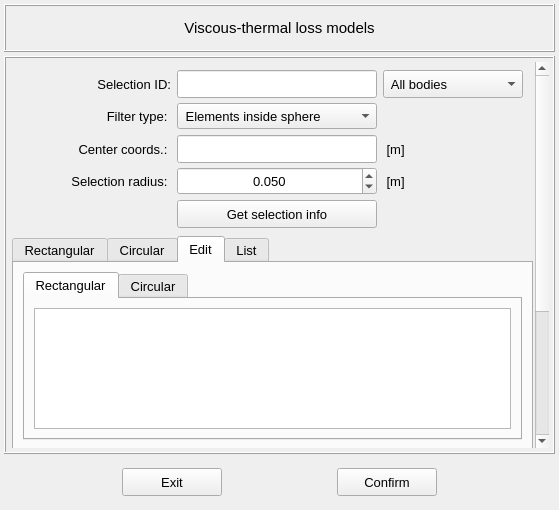
MOPT-UFSC/VIBRA, file vibra/interface/data/ui_files/model/setup/acoustic/viscous_thermal_model_inputs.ui: the form before one commit.
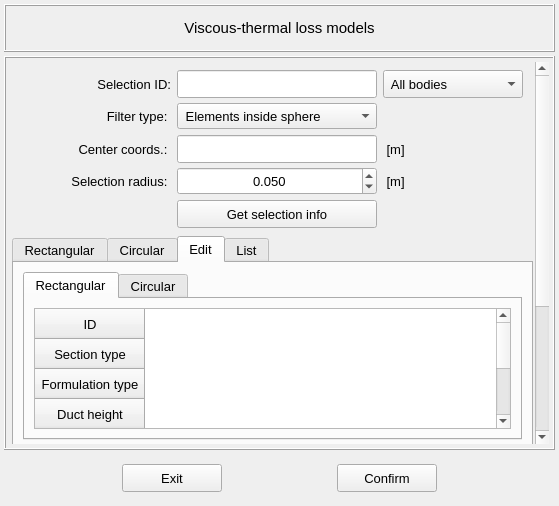
The form after the commit. The open tabs and pages were chosen to show the change.

Commit message: Add RectangularDuctData and CircularDuctData classes

Patch:
```diff
--- a/vibra/interface/data/ui_files/model/setup/acoustic/viscous_thermal_model_inputs.ui
+++ b/vibra/interface/data/ui_files/model/setup/acoustic/viscous_thermal_model_inputs.ui
@@ -7,7 +7,7 @@
     <x>0</x>
     <y>0</y>
     <width>559</width>
-    <height>510</height>
+    <height>506</height>
    </rect>
   </property>
   <property name="windowTitle">
@@ -105,8 +105,8 @@
           <rect>
            <x>0</x>
            <y>0</y>
-           <width>525</width>
-           <height>588</height>
+           <width>522</width>
+           <height>586</height>
           </rect>
          </property>
          <layout class="QGridLayout" name="gridLayout_5">
@@ -1958,7 +1958,59 @@
                  </attribute>
                  <layout class="QGridLayout" name="gridLayout_11">
                   <item row="0" column="0">
-                   <widget class="QTableWidget" name="tableWidget_rectangular"/>
+                   <widget class="QTableWidget" name="tableWidget_rectangular">
+                    <attribute name="horizontalHeaderVisible">
+                     <bool>false</bool>
+                    </attribute>
+                    <row>
+                     <property name="text">
+                      <string>ID</string>
+                     </property>
+                     <property name="textAlignment">
+                      <set>AlignCenter</set>
+                     </property>
+                    </row>
+                    <row>
+                     <property name="text">
+                      <string>Section type</string>
+                     </property>
+                     <property name="textAlignment">
+                      <set>AlignCenter</set>
+                     </property>
+                    </row>
+                    <row>
+                     <property name="text">
+                      <string>Formulation type</string>
+                     </property>
+                     <property name="textAlignment">
+                      <set>AlignCenter</set>
+                     </property>
+                    </row>
+                    <row>
+                     <property name="text">
+                      <string>Duct height</string>
+                     </property>
+                     <property name="textAlignment">
+                      <set>AlignCenter</set>
+                     </property>
+                    </row>
+                    <row>
+                     <property name="text">
+                      <string>Duct width</string>
+                     </property>
+                     <property name="textAlignment">
+                      <set>AlignCenter</set>
+                     </property>
+                    </row>
+                    <row>
+                     <property name="text">
+                      <string>Number of terms</string>
+                     </property>
+                     <property name="textAlignment">
+                      <set>AlignCenter</set>
+                     </property>
+                    </row>
+                   </widget>
                   </item>
                  </layout>
                 </widget>
```
Left out of the diff: 44 changed lines with no effect on the pictures. The commit also changes 78 other files.
